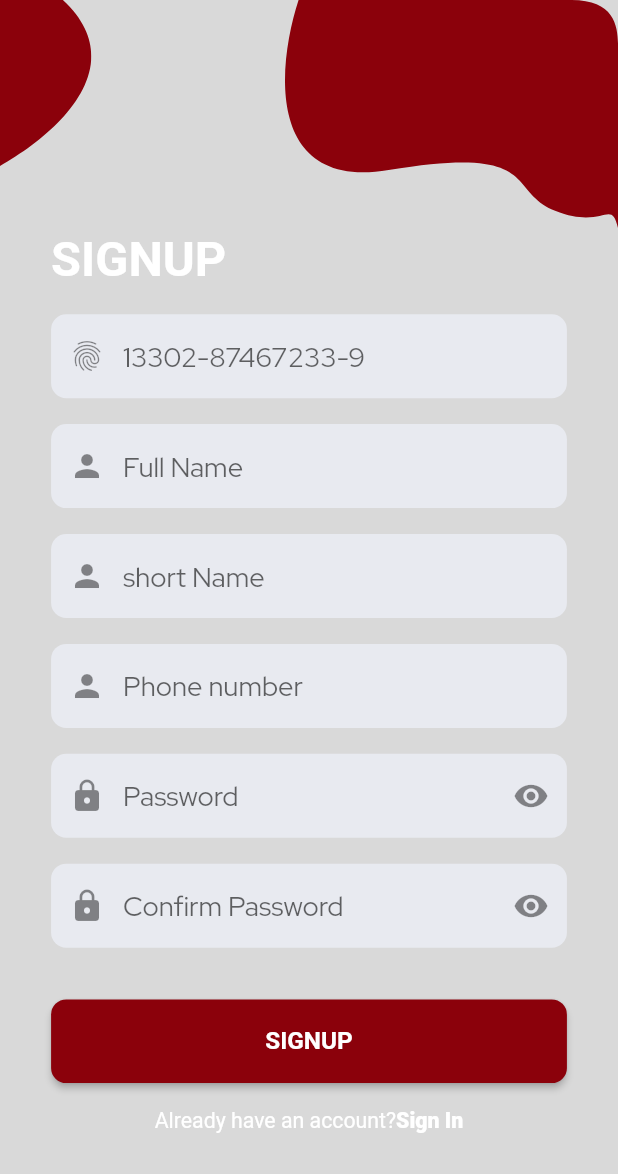
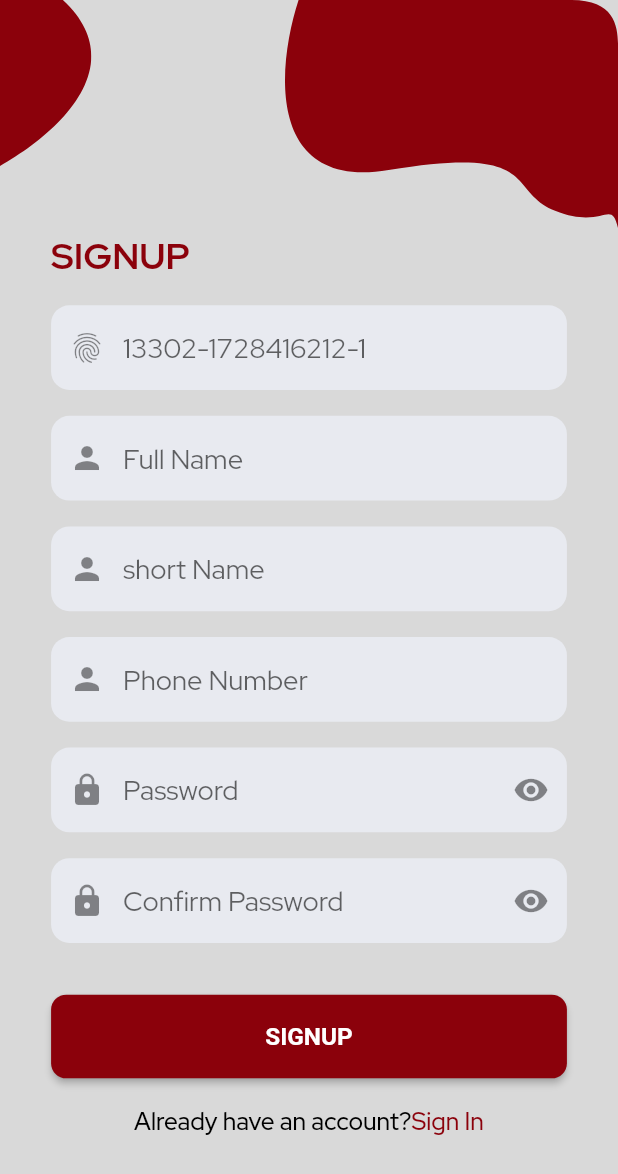
Before and after one commit to sherryqaisrani/student_management_system, a Flutter app: the SignUpPage screen opened directly, on a phone screen of 412 x 824 dp. Shown: the top 1174 px of the screen. Run offline on Flutter 3.47's test engine with Material 2 defaults, Android fonts, the phone set to English and light mode, and no system bars; our stand-ins replace dio, flutter_screenutil, flutter_svg, google_fonts.

Commit message:
Login Signup updated

```diff
--- a/lib/main.dart
+++ b/lib/main.dart
@@ -30,7 +30,7 @@ class MyApp extends StatelessWidget {
           home: child,
         );
       },
-      child: LoginPage2(),
+      child: SignUpPage(),
     );
   }
 }
--- a/lib/screens/loginpage2.dart
+++ b/lib/screens/loginpage2.dart
@@ -50,19 +50,25 @@ class _LoginPage2State extends State<LoginPage2> {
                     style: Theme.of(context).textTheme.headline3,
                   ),
                   aPageSpecing1,
-                  CustomeFormTextField(
+                  TextFormField(
                     controller: _userNameController,
-                    textHint: '3302-17248621-2',
-                    prefixIcon: const Icon(
-                      Icons.fingerprint,
+                    textInputAction: TextInputAction.next,
+                    keyboardType: TextInputType.number,
+                    decoration: const InputDecoration(
+                      prefixIcon: Icon(Icons.fingerprint),
+                      hintText: '13302-1728416212-1',
                     ),
                   ),
                   aPageSpecing1,
-                  CustomeFormTextField(
+                  TextFormField(
                     controller: _passwordTextController,
-                    textHint: '*************',
-                    prefixIcon: const Icon(Icons.lock),
-                    suffixIcon: const Icon(Icons.remove_red_eye),
+                    textInputAction: TextInputAction.next,
+                    keyboardType: TextInputType.text,
+                    decoration: const InputDecoration(
+                      prefixIcon: Icon(Icons.lock),
+                      suffixIcon: Icon(Icons.remove_red_eye),
+                      hintText: 'Password',
+                    ),
                   ),
                   SizedBox(
                     height: 15.h,
--- a/lib/screens/singuppage.dart
+++ b/lib/screens/singuppage.dart
@@ -2,6 +2,8 @@ import 'package:flutter/material.dart';
 import 'package:flutter_svg/flutter_svg.dart';
 import 'package:flutter_screenutil/flutter_screenutil.dart';
 import 'package:student_management_system/utils/colors.dart';
+import 'package:student_management_system/utils/file_path.dart';
+import 'package:student_management_system/widget/CustomeFormTextField.dart';
 
 class SignUpPage extends StatefulWidget {
   SignUpPage({Key? key}) : super(key: key);
@@ -11,45 +13,14 @@ class SignUpPage extends StatefulWidget {
 }
 
 class _SignUpPageState extends State<SignUpPage> {
-  InputDecoration getInputDecoration({
-    required String hintText,
-    Widget? prefixIcon,
-    Widget? suffixIcon,
-  }) {
-    return InputDecoration(
-      border: OutlineInputBorder(
-          borderRadius: BorderRadius.circular(
-            10.r,
-          ),
-          borderSide: const BorderSide(color: Colors.transparent)),
-      enabledBorder: OutlineInputBorder(
-        borderRadius: BorderRadius.circular(
-          10.r,
-        ),
-        borderSide: const BorderSide(
-          color: Colors.transparent,
-        ),
-      ),
-      focusedBorder: OutlineInputBorder(
-        borderRadius: BorderRadius.circular(
-          10.r,
-        ),
-        borderSide: const BorderSide(
-          color: Colors.transparent,
-        ),
-      ),
-      contentPadding: const EdgeInsets.symmetric(
-        vertical: 16,
-      ),
-      prefixIcon: prefixIcon,
-      suffixIcon: suffixIcon,
-      hintText: hintText,
-      filled: true,
-      fillColor: aLightPlaceholderColor,
-    );
-  }
+  final TextEditingController _idCardController = TextEditingController();
+  final TextEditingController _fullNameController = TextEditingController();
+  final TextEditingController _shortNameController = TextEditingController();
+  final TextEditingController _phoneNumberController = TextEditingController();
+  final TextEditingController _passwordController = TextEditingController();
+  final TextEditingController _confirmPasswordController =
+      TextEditingController();
 
-  var Items = ['A', 'B', 'C'];
   @override
   Widget build(BuildContext context) {
     return Scaffold(
@@ -64,14 +35,14 @@ class _SignUpPageState extends State<SignUpPage> {
                     top: 0,
                     left: 0,
                     child: SvgPicture.asset(
-                      'assets/svg/left_header.svg',
+                      FilePath.leftHeader,
                     ),
                   ),
                   Positioned(
                     top: 0,
                     right: 0,
                     child: SvgPicture.asset(
-                      'assets/svg/header.svg',
+                      FilePath.appLogo,
                     ),
                   ),
                 ],
@@ -86,95 +57,80 @@ class _SignUpPageState extends State<SignUpPage> {
                 children: [
                   Text(
                     'SIGNUP',
-                    style: TextStyle(
-                      fontSize: 32.sp,
-                      fontWeight: FontWeight.w700,
+                    style: Theme.of(context).textTheme.headline3,
+                  ),
+                  SizedBox(
+                    height: 17.h,
+                  ),
+                  TextFormField(
+                    controller: _idCardController,
+                    textInputAction: TextInputAction.next,
+                    keyboardType: TextInputType.number,
+                    decoration: const InputDecoration(
+                      prefixIcon: Icon(Icons.fingerprint),
+                      hintText: '13302-1728416212-1',
                     ),
                   ),
                   SizedBox(
                     height: 17.h,
                   ),
                   TextFormField(
-                    keyboardType: TextInputType.number,
                     textInputAction: TextInputAction.next,
-                    decoration: getInputDecoration(
-                      prefixIcon: const Icon(
-                        Icons.fingerprint,
-                      ),
-                      hintText: '13302-87467233-9',
+                    keyboardType: TextInputType.text,
+                    controller: _fullNameController,
+                    decoration: const InputDecoration(
+                      prefixIcon: Icon(Icons.person),
+                      hintText: 'Full Name',
                     ),
                   ),
                   SizedBox(
                     height: 17.h,
                   ),
                   TextFormField(
+                    textInputAction: TextInputAction.next,
                     keyboardType: TextInputType.text,
-                    textInputAction: TextInputAction.next,
-                    decoration: getInputDecoration(
-                      hintText: 'Full Name',
-                      prefixIcon: const Icon(
-                        Icons.person,
-                      ),
+                    controller: _shortNameController,
+                    decoration: const InputDecoration(
+                      prefixIcon: Icon(Icons.person),
+                      hintText: 'short Name',
                     ),
                   ),
                   SizedBox(
                     height: 17.h,
                   ),
                   TextFormField(
-                    keyboardType: TextInputType.text,
                     textInputAction: TextInputAction.next,
-                    decoration: getInputDecoration(
-                      hintText: 'short Name',
-                      prefixIcon: const Icon(
-                        Icons.person,
-                      ),
+                    keyboardType: TextInputType.number,
+                    controller: _phoneNumberController,
+                    decoration: const InputDecoration(
+                      prefixIcon: Icon(Icons.person),
+                      hintText: 'Phone Number',
                     ),
                   ),
                   SizedBox(
                     height: 17.h,
                   ),
                   TextFormField(
-                    keyboardType: TextInputType.number,
+                    controller: _passwordController,
                     textInputAction: TextInputAction.next,
-                    decoration: getInputDecoration(
-                      hintText: 'Phone number',
-                      prefixIcon: const Icon(
-                        Icons.person,
-                      ),
+                    keyboardType: TextInputType.text,
+                    decoration: const InputDecoration(
+                      prefixIcon: Icon(Icons.lock),
+                      suffixIcon: Icon(Icons.remove_red_eye),
+                      hintText: 'Password',
                     ),
                   ),
                   SizedBox(
                     height: 17.h,
                   ),
                   TextFormField(
+                    controller: _confirmPasswordController,
+                    textInputAction: TextInputAction.next,
                     keyboardType: TextInputType.text,
-                    textInputAction: TextInputAction.next,
-                    obscureText: true,
-                    decoration: getInputDecoration(
-                      hintText: 'Password',
-                      prefixIcon: const Icon(
-                        Icons.lock,
-                      ),
-                      suffixIcon: const Icon(
-                        Icons.remove_red_eye,
-                      ),
-                    ),
-                  ),
-                  SizedBox(
-                    height: 17.h,
-                  ),
-                  TextFormField(
-                    keyboardType: TextInputType.text,
-                    textInputAction: TextInputAction.next,
-                    obscureText: true,
-                    decoration: getInputDecoration(
+                    decoration: const InputDecoration(
+                      prefixIcon: Icon(Icons.lock),
+                      suffixIcon: Icon(Icons.remove_red_eye),
                       hintText: 'Confirm Password',
-                      prefixIcon: const Icon(
-                        Icons.lock,
-                      ),
-                      suffixIcon: const Icon(
-                        Icons.remove_red_eye,
-                      ),
                     ),
                   ),
                   SizedBox(
@@ -217,17 +173,14 @@ class _SignUpPageState extends State<SignUpPage> {
                     children: [
                       Text(
                         'Already have an account?',
-                        style: TextStyle(
-                          fontSize: 14.sp,
-                          fontWeight: FontWeight.w400,
-                        ),
+                        style: Theme.of(context).textTheme.headline6,
                       ),
                       Text(
                         'Sign In',
-                        style: TextStyle(
-                          fontSize: 14.sp,
-                          fontWeight: FontWeight.w800,
-                        ),
+                        style: Theme.of(context)
+                            .textTheme
+                            .headline6!
+                            .copyWith(color: Theme.of(context).primaryColor),
                       ),
                     ],
                   ),
--- a/lib/utils/file_path.dart
+++ b/lib/utils/file_path.dart
@@ -1,3 +1,4 @@
 class FilePath {
   static const String appLogo = 'assets/svg/header.svg';
+  static const String leftHeader = 'assets/svg/left_header.svg';
 }
--- a/lib/widget/CustomeFormTextField.dart
+++ b/lib/widget/CustomeFormTextField.dart
@@ -4,12 +4,14 @@ class CustomeFormTextField extends StatelessWidget {
   final TextEditingController? controller;
   final Widget? prefixIcon;
   final Widget? suffixIcon;
+  final bool? obsecure;
   final String? textHint;
   const CustomeFormTextField(
       {Key? key,
       required this.controller,
       required this.textHint,
       required this.prefixIcon,
+      this.obsecure,
       this.suffixIcon})
       : super(key: key);
 
```
